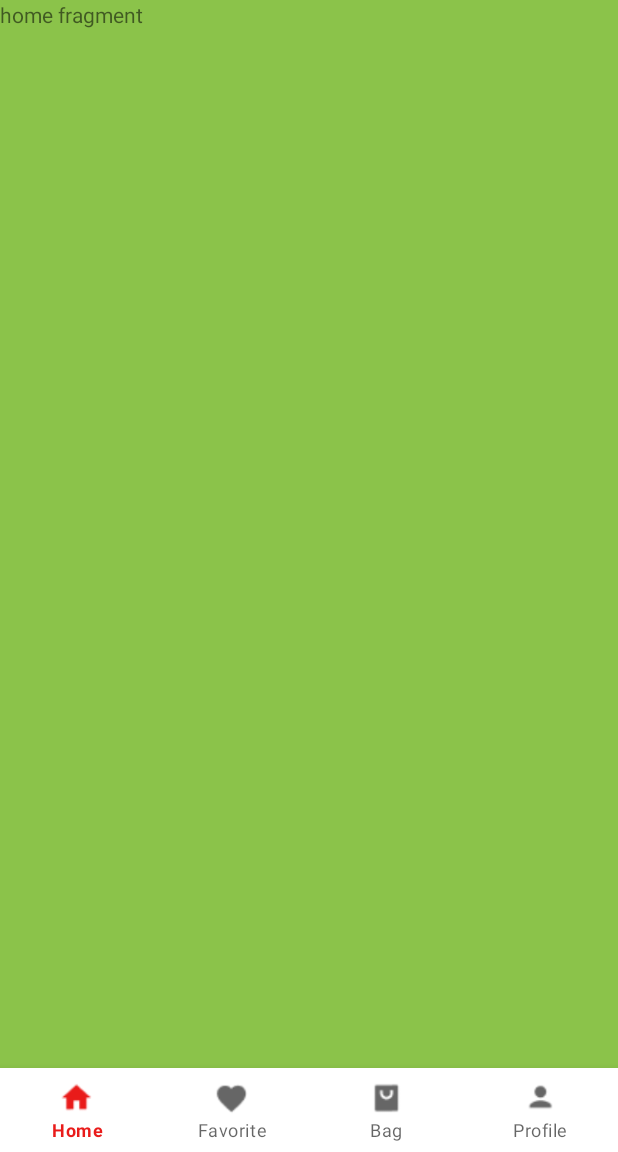
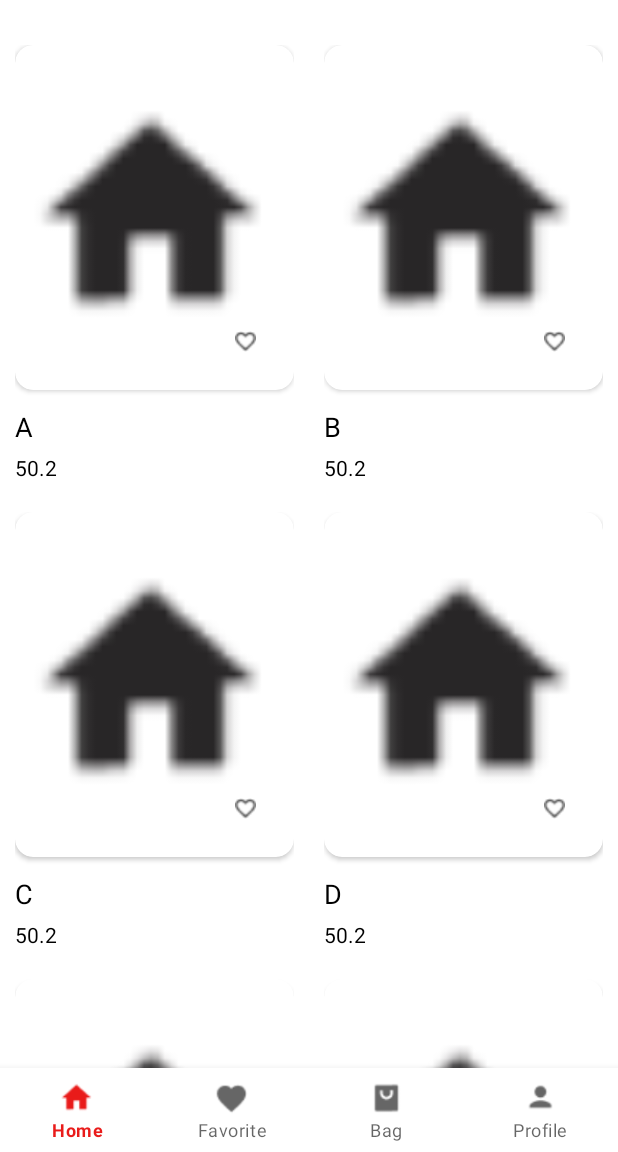
Before and after one commit to JyotiAvhad/Android-Kotlin-Projects, an Android app: the HomeActivity screen opened directly, with no data from a screen before it, on a phone screen of 412 x 824 dp, the part 84-1236 px from its top. Run offline under Robolectric (Android 15) with nearby library versions, the phone set to English and light mode, and no system bars; our stand-ins replace navigation-ui.

Commit message:
Working on home fragment UI

```diff
--- /dev/null
+++ b/NeoSTORE/app/src/main/java/com/example/neostore/view/RecyclerGridAdapter.kt
@@ -0,0 +1,41 @@
+package com.example.neostore.view
+
+import android.view.LayoutInflater
+import android.view.View
+import android.view.ViewGroup
+import android.widget.ImageView
+import android.widget.TextView
+import androidx.recyclerview.widget.RecyclerView
+import com.example.neostore.R
+import com.example.neostore.view.fragments.ProductListModel
+import kotlinx.android.synthetic.main.item_list_layout.view.*
+
+class RecyclerGridAdapter(var prodNameList: List<ProductListModel>) : RecyclerView.Adapter<RecyclerGridAdapter.ViewHolder>() {
+
+    override fun onCreateViewHolder(parent: ViewGroup, viewType: Int): ViewHolder {
+        val view = LayoutInflater.from(parent.context)
+            .inflate(R.layout.item_list_layout, parent, false)
+        return ViewHolder(view)
+    }
+
+    override fun onBindViewHolder(holder: ViewHolder, position: Int) {
+
+        val productListModel = prodNameList[position]
+        holder.productImg.setImageResource(productListModel.pImage)
+        holder.productName.text = productListModel.pName
+        holder.productPrice.text = productListModel.pPrice.toString()
+
+    }
+
+    override fun getItemCount(): Int {
+        return prodNameList.size
+    }
+
+    class ViewHolder(itemView: View) : RecyclerView.ViewHolder(itemView) {
+        var productImg: ImageView = itemView.iv_product_img
+        var productName: TextView = itemView.tv_product_name
+        var productPrice: TextView = itemView.tv_product_price
+    }
+
+
+}
--- a/NeoSTORE/app/src/main/java/com/example/neostore/view/activities/HomeActivity.kt
+++ b/NeoSTORE/app/src/main/java/com/example/neostore/view/activities/HomeActivity.kt
@@ -7,9 +7,7 @@ import androidx.appcompat.app.AppCompatActivity
 import androidx.core.view.GravityCompat
 import androidx.fragment.app.Fragment
 import androidx.navigation.NavController
-import androidx.navigation.findNavController
 import androidx.navigation.ui.AppBarConfiguration
-import androidx.navigation.ui.setupActionBarWithNavController
 import com.example.neostore.R
 import com.example.neostore.view.fragments.BagFragment
 import com.example.neostore.view.fragments.FavoriteFragment
@@ -77,10 +75,13 @@ class HomeActivity : AppCompatActivity(), NavigationView.OnNavigationItemSelecte
     }
 
     private fun loadFragment(fragment: Fragment) {
+
         supportFragmentManager.beginTransaction()
-            .replace(R.id.fragment_host, fragment)
+            .replace(R.id.relative_layout, fragment)
+            .addToBackStack(null)
             .commit()
     }
+
 
     //setting navigation fragments
     override fun onNavigationItemSelected(item: MenuItem): Boolean {
--- a/NeoSTORE/app/src/main/java/com/example/neostore/view/fragments/HomeFragment.kt
+++ b/NeoSTORE/app/src/main/java/com/example/neostore/view/fragments/HomeFragment.kt
@@ -1,24 +1,50 @@
 package com.example.neostore.view.fragments
 
 import android.os.Bundle
-import androidx.fragment.app.Fragment
 import android.view.LayoutInflater
 import android.view.View
 import android.view.ViewGroup
+import androidx.fragment.app.Fragment
+import androidx.recyclerview.widget.GridLayoutManager
+import androidx.recyclerview.widget.LinearLayoutManager
 import com.example.neostore.R
+import com.example.neostore.view.RecyclerGridAdapter
+import kotlinx.android.synthetic.main.fragment_home.*
 
 class HomeFragment : Fragment() {
+
+    companion object {
+        fun newInstance() = HomeFragment()
+    }
+
+    private val prodItemList = ArrayList<ProductListModel>()
+    private lateinit var recyclerGridAdapter: RecyclerGridAdapter
 
     override fun onCreateView(
         inflater: LayoutInflater, container: ViewGroup?,
         savedInstanceState: Bundle?
     ): View? {
-        // Inflate the layout for this fragment
         return inflater.inflate(R.layout.fragment_home, container, false)
     }
 
-    companion object {
-        fun newInstance() = HomeFragment()
+    override fun onViewCreated(view: View, savedInstanceState: Bundle?) {
+        super.onViewCreated(view, savedInstanceState)
+
+        var price = 50.2
+        prodItemList.clear()
+
+        for (i in 'A'..'Z') {
+//        for (i in 1..50) {
+            prodItemList.add(ProductListModel(R.drawable.ic_home_24px, "$i",price.toFloat()))
+        }
+//        rv_card_list.setHasFixedSize(true)
+        rv_card_list.layoutManager = GridLayoutManager(activity,2 )
+//        rv_card_list.layoutManager = LinearLayoutManager(requireContext(),LinearLayoutManager.VERTICAL,false)
+        recyclerGridAdapter = RecyclerGridAdapter(prodItemList)
+        rv_card_list.adapter = recyclerGridAdapter
+//        recyclerGridAdapter.notifyDataSetChanged()
+
+
     }
 
 }
--- /dev/null
+++ b/NeoSTORE/app/src/main/java/com/example/neostore/view/fragments/ProductListModel.kt
@@ -0,0 +1,7 @@
+package com.example.neostore.view.fragments
+
+data class ProductListModel(
+    val pImage: Int,
+    val pName: String,
+    val pPrice: Float
+)
--- a/NeoSTORE/app/src/main/res/layout/activity_home.xml
+++ b/NeoSTORE/app/src/main/res/layout/activity_home.xml
@@ -33,8 +33,8 @@
 
             <!--            </com.google.android.material.appbar.AppBarLayout>-->
 
-            <fragment
-                android:id="@+id/fragment_host"
+            <RelativeLayout
+                android:id="@+id/relative_layout"
                 android:name="androidx.navigation.fragment.NavHostFragment"
                 android:layout_width="match_parent"
                 android:layout_height="0dp"
--- a/NeoSTORE/app/src/main/res/layout/fragment_home.xml
+++ b/NeoSTORE/app/src/main/res/layout/fragment_home.xml
@@ -3,12 +3,12 @@
     xmlns:tools="http://schemas.android.com/tools"
     android:layout_width="match_parent"
     android:layout_height="match_parent"
-    android:background="#8BC34A"
     tools:context=".view.fragments.HomeFragment">
 
-    <TextView
+    <androidx.recyclerview.widget.RecyclerView
+        android:id="@+id/rv_card_list"
         android:layout_width="match_parent"
-        android:layout_height="match_parent"
-        android:text="home fragment" />
+        android:layout_height="wrap_content"
+        android:layout_marginTop="20dp" />
 
 </FrameLayout>
--- /dev/null
+++ b/NeoSTORE/app/src/main/res/layout/item_list_layout.xml
@@ -0,0 +1,64 @@
+<?xml version="1.0" encoding="utf-8"?>
+<androidx.constraintlayout.widget.ConstraintLayout xmlns:android="http://schemas.android.com/apk/res/android"
+    xmlns:app="http://schemas.android.com/apk/res-auto"
+    xmlns:tools="http://schemas.android.com/tools"
+    android:layout_width="match_parent"
+    android:layout_height="wrap_content"
+    android:layout_margin="10dp">
+
+    <androidx.cardview.widget.CardView
+        android:id="@+id/cv_item_img"
+        android:layout_width="match_parent"
+        android:layout_height="230dp"
+        app:cardCornerRadius="12dp"
+        app:cardElevation="2dp"
+        app:contentPadding="5dp"
+        app:layout_constraintEnd_toEndOf="parent"
+        app:layout_constraintStart_toStartOf="parent"
+        app:layout_constraintTop_toTopOf="parent"
+        tools:srcCompat="@tools:sample/avatars">
+
+        <androidx.appcompat.widget.AppCompatImageView
+            android:id="@+id/iv_product_img"
+            android:layout_width="match_parent"
+            android:layout_height="match_parent"
+            android:scaleType="fitCenter"
+            tools:srcCompat="@tools:sample/avatars" />
+
+        <androidx.appcompat.widget.AppCompatImageView
+            android:id="@+id/iv_product_favorite"
+            android:layout_width="14dp"
+            android:layout_height="14dp"
+            android:layout_gravity="bottom|end"
+            android:layout_margin="20dp"
+            android:src="@drawable/fav_shape" />
+
+    </androidx.cardview.widget.CardView>
+
+    <TextView
+        android:id="@+id/tv_product_name"
+        android:layout_width="match_parent"
+        android:layout_height="wrap_content"
+        android:layout_marginTop="12dp"
+        android:gravity="start"
+        android:text="@string/str_item_name"
+        android:textColor="@color/black"
+        android:textSize="18sp"
+        app:layout_constraintEnd_toEndOf="parent"
+        app:layout_constraintStart_toStartOf="parent"
+        app:layout_constraintTop_toBottomOf="@+id/cv_item_img" />
+
+    <TextView
+        android:id="@+id/tv_product_price"
+        android:layout_width="match_parent"
+        android:layout_height="wrap_content"
+        android:layout_marginTop="5dp"
+        android:gravity="start"
+        android:text="@string/str_item_price"
+        android:textColor="@color/black"
+        android:textSize="14sp"
+        app:layout_constraintEnd_toEndOf="parent"
+        app:layout_constraintStart_toStartOf="parent"
+        app:layout_constraintTop_toBottomOf="@+id/tv_product_name" />
+
+</androidx.constraintlayout.widget.ConstraintLayout>
--- a/NeoSTORE/app/src/main/res/values/strings.xml
+++ b/NeoSTORE/app/src/main/res/values/strings.xml
@@ -22,8 +22,12 @@
     <string name="str_confirm_pwd">Confirm Password</string>
     <string name="str_terms_condition">I agree with terms &amp; conditions</string>
     <string name="str_register">Register</string>
-    <!-- TODO: Remove or change this placeholder text -->
+    <string name="str_item_name">Item Name</string>
+    <string name="str_item_price">Item Price</string>
+
+
     <string name="hello_blank_fragment">Hello blank fragment</string>
 
 
+
 </resources>
```
Also changed, not shown: NeoSTORE/app/src/main/res/drawable/fav_shape.png (added), NeoSTORE/app/src/main/res/drawable/ic_rupees.png (added).
